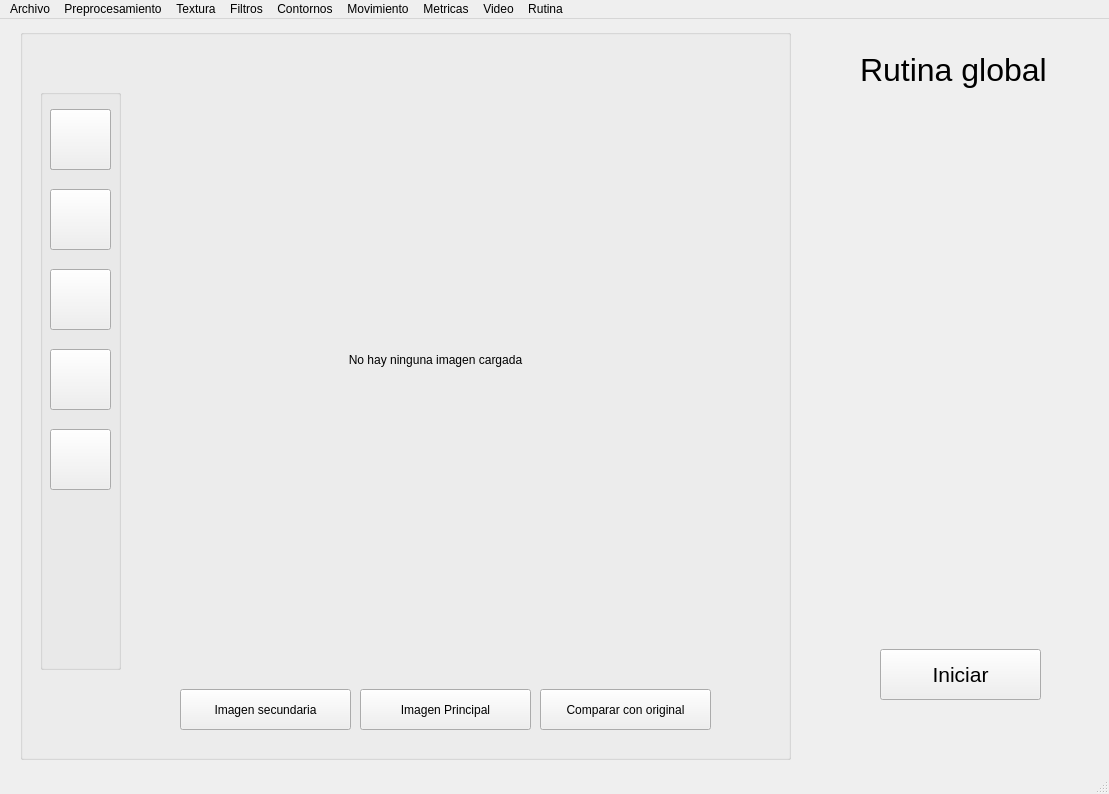
This is main_window.ui in arodriguez1415/PF-SECRET as Qt 5 draws it before an edit. The edited form follows.
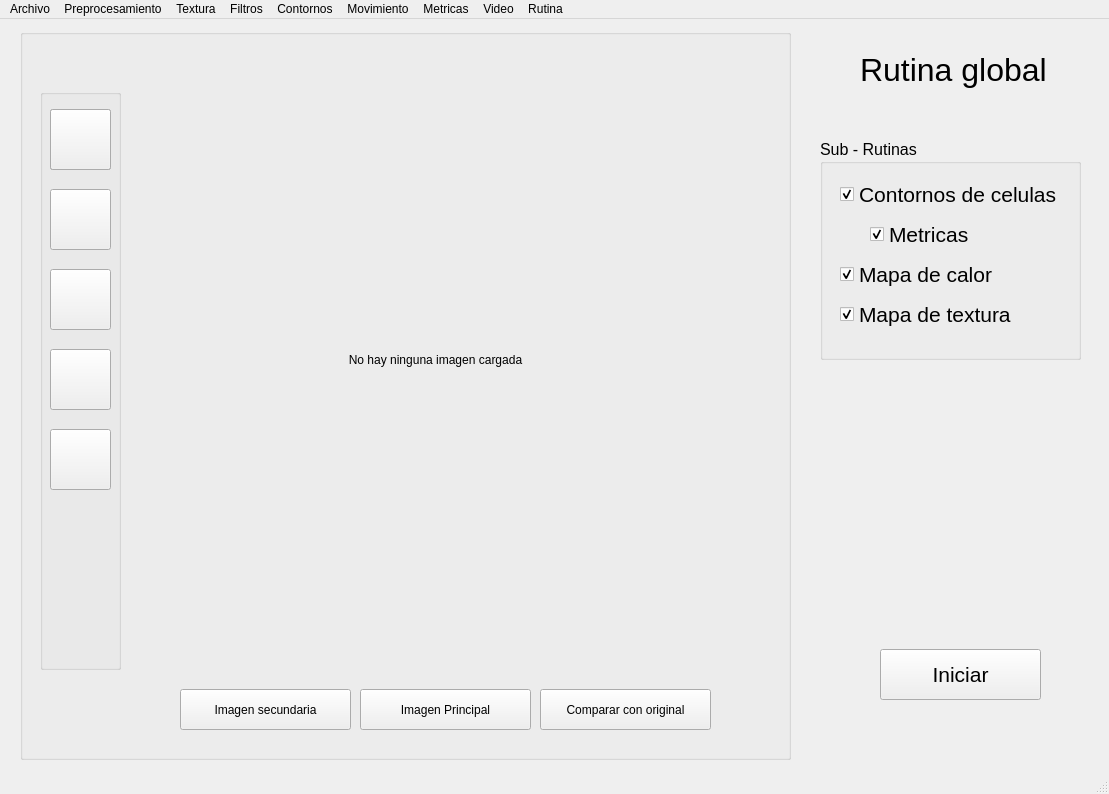
This is the edited form. The open tabs and pages were chosen to show the change.

Commit message: global routine organization

The edit to the form file:
```diff
--- a/main_window.ui
+++ b/main_window.ui
@@ -1255,6 +1255,108 @@
        <string>Iniciar</string>
       </property>
      </widget>
+     <widget class="QGroupBox" name="global_routine_subroutines_label">
+      <property name="geometry">
+       <rect>
+        <x>20</x>
+        <y>120</y>
+        <width>261</width>
+        <height>221</height>
+       </rect>
+      </property>
+      <property name="font">
+       <font>
+        <pointsize>12</pointsize>
+       </font>
+      </property>
+      <property name="title">
+       <string>Sub - Rutinas</string>
+      </property>
+      <widget class="QCheckBox" name="global_routine_subroutines_contour_checkbox">
+       <property name="geometry">
+        <rect>
+         <x>20</x>
+         <y>40</y>
+         <width>221</width>
+         <height>31</height>
+        </rect>
+       </property>
+       <property name="font">
+        <font>
+         <pointsize>16</pointsize>
+        </font>
+       </property>
+       <property name="text">
+        <string>Contornos de celulas</string>
+       </property>
+       <property name="checked">
+        <bool>true</bool>
+       </property>
+      </widget>
+      <widget class="QCheckBox" name="global_routine_subroutines_contour_metrics">
+       <property name="geometry">
+        <rect>
+         <x>50</x>
+         <y>80</y>
+         <width>121</width>
+         <height>31</height>
+        </rect>
+       </property>
+       <property name="font">
+        <font>
+         <pointsize>16</pointsize>
+        </font>
+       </property>
+       <property name="text">
+        <string>Metricas</string>
+       </property>
+       <property name="checked">
+        <bool>true</bool>
+       </property>
+      </widget>
+      <widget class="QCheckBox" name="global_routine_subroutines_contour_movement_map_checkbox">
+       <property name="geometry">
+        <rect>
+         <x>20</x>
+         <y>120</y>
+         <width>221</width>
+         <height>31</height>
+        </rect>
+       </property>
+       <property name="font">
+        <font>
+         <pointsize>16</pointsize>
+        </font>
+       </property>
+       <property name="text">
+        <string>Mapa de calor</string>
+       </property>
+       <property name="checked">
+        <bool>true</bool>
+       </property>
+      </widget>
+      <widget class="QCheckBox" name="global_routine_subroutines_contour_checkbox_texture_map_checkbox">
+       <property name="geometry">
+        <rect>
+         <x>20</x>
+         <y>160</y>
+         <width>221</width>
+         <height>31</height>
+        </rect>
+       </property>
+       <property name="font">
+        <font>
+         <pointsize>16</pointsize>
+        </font>
+       </property>
+       <property name="text">
+        <string>Mapa de textura</string>
+       </property>
+       <property name="checked">
+        <bool>true</bool>
+       </property>
+      </widget>
+     </widget>
     </widget>
     <widget class="QWidget" name="adaptive_threshold_options">
      <widget class="QLabel" name="adaptive_threshold_title">
```
Left out of the diff: 4 changed lines with no effect on the pictures. The commit also changes 6 other files.
